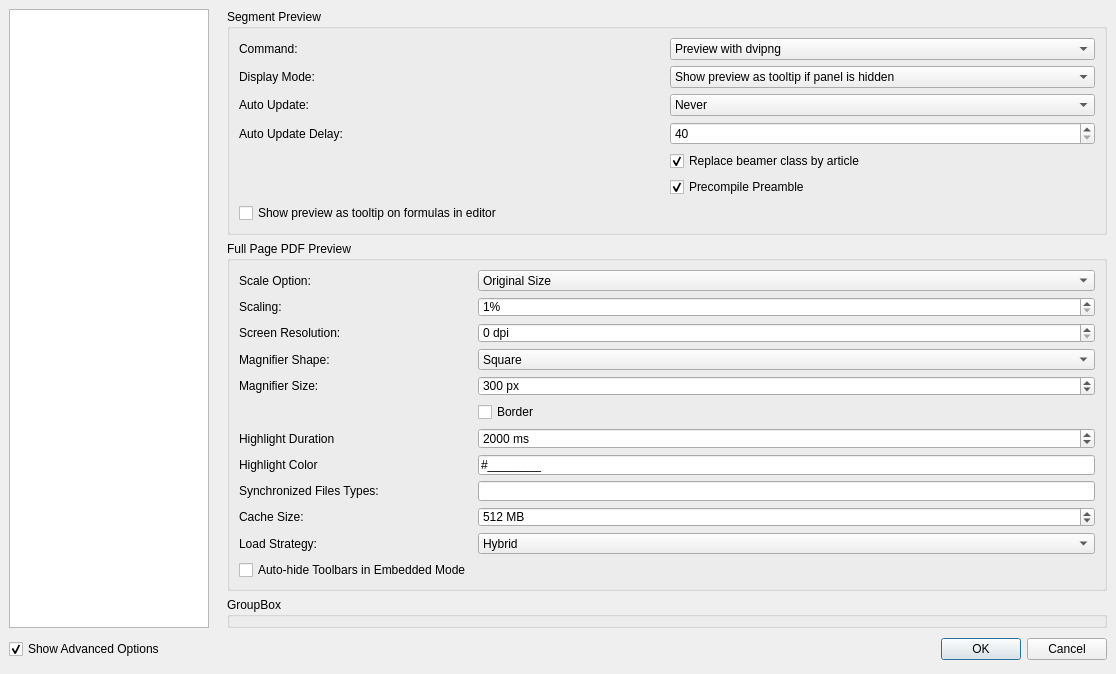
Above: configdialog.ui from texstudio-org/texstudio before the change. Below: the same form after it.
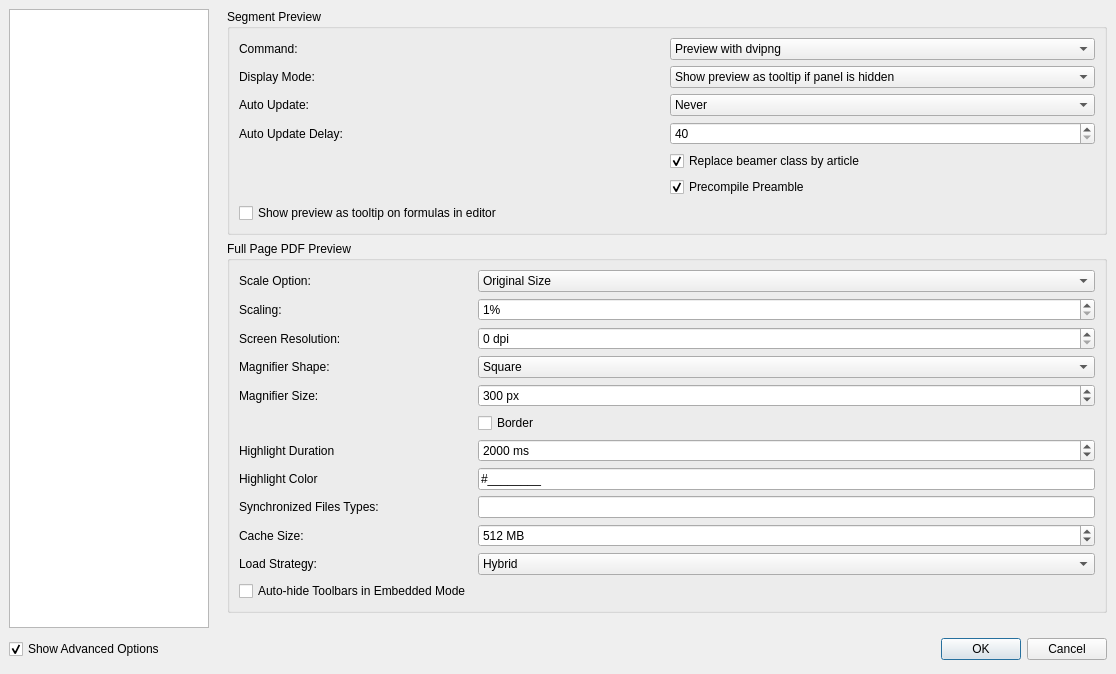
That is the form after the change. Icons and pictures are not drawn.

Patch:
```diff
--- a/configdialog.ui
+++ b/configdialog.ui
@@ -3613,13 +3613,6 @@
          </layout>
         </widget>
        </item>
-       <item>
-        <widget class="QGroupBox" name="groupBox_17">
-         <property name="title">
-          <string>GroupBox</string>
-         </property>
-        </widget>
-       </item>
        <item>
         <spacer name="verticalSpacer_2">
          <property name="orientation">
```
